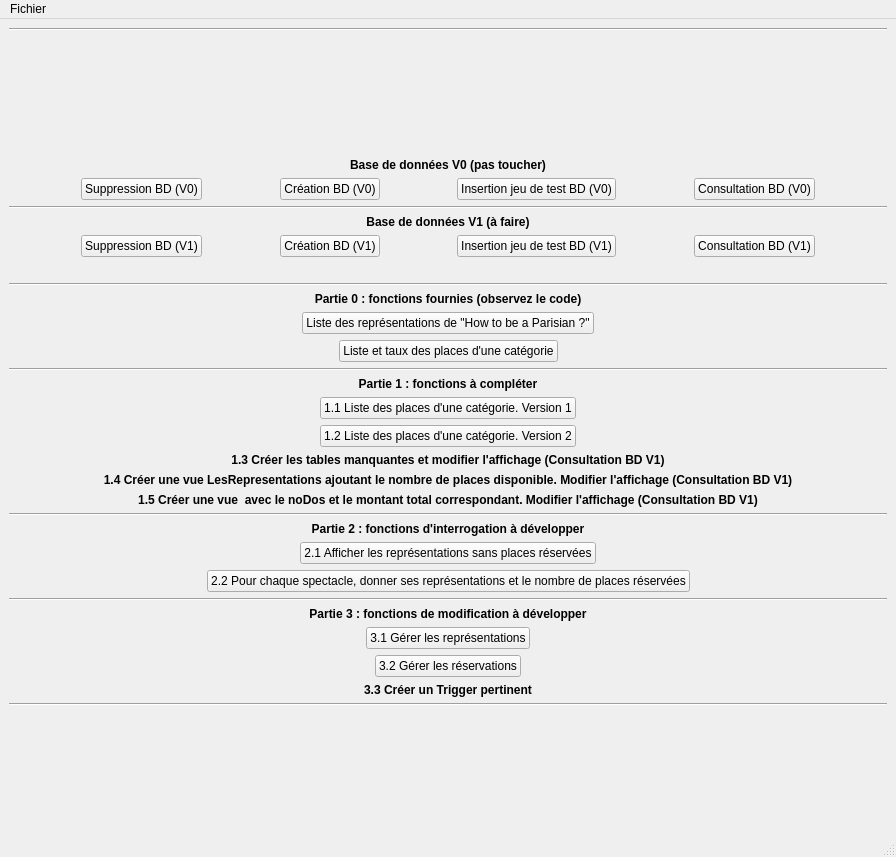
The window that gui/mainWindow.ui (NoxFly/CEBD-project-theater) describes before a commit, drawn with Qt 5.
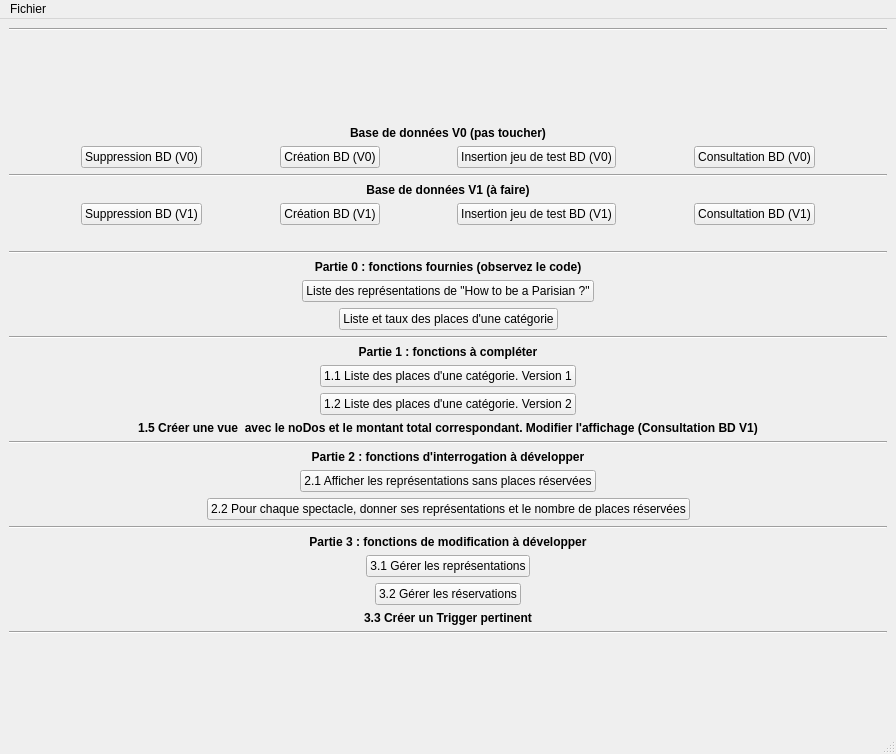
The same window after the commit.

What changed in the file:
```diff
--- a/gui/mainWindow.ui
+++ b/gui/mainWindow.ui
@@ -7,7 +7,7 @@
     <x>0</x>
     <y>0</y>
     <width>896</width>
-    <height>857</height>
+    <height>754</height>
    </rect>
   </property>
   <property name="windowTitle">
@@ -475,41 +475,6 @@
       </item>
      </layout>
     </item>
-    <item>
-     <widget class="QLabel" name="label_8">
-      <property name="font">
-       <font>
-        <weight>75</weight>
-        <bold>true</bold>
-       </font>
-      </property>
-      <property name="text">
-       <string>1.3 Créer les tables manquantes et modifier l'affichage (Consultation BD V1)</string>
-      </property>
-      <property name="alignment">
-       <set>Qt::AlignCenter</set>
-      </property>
-     </widget>
-    </item>
-    <item>
-     <widget class="QLabel" name="label_7">
-      <property name="font">
-       <font>
-        <weight>75</weight>
-        <bold>true</bold>
-       </font>
-      </property>
-      <property name="text">
-       <string>1.4 Créer une vue LesRepresentations ajoutant le nombre de places disponible. Modifier l'affichage (Consultation BD V1)</string>
-      </property>
-      <property name="alignment">
-       <set>Qt::AlignCenter</set>
-      </property>
-      <property name="wordWrap">
-       <bool>true</bool>
-      </property>
-     </widget>
-    </item>
     <item>
      <widget class="QLabel" name="label_9">
       <property name="font">
```
Left out of the diff: 2 changed lines with no effect on the pictures.
